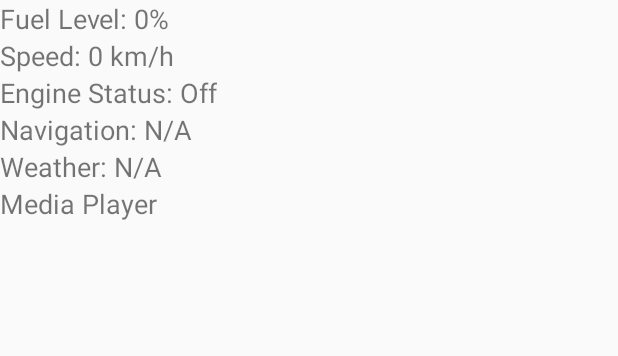
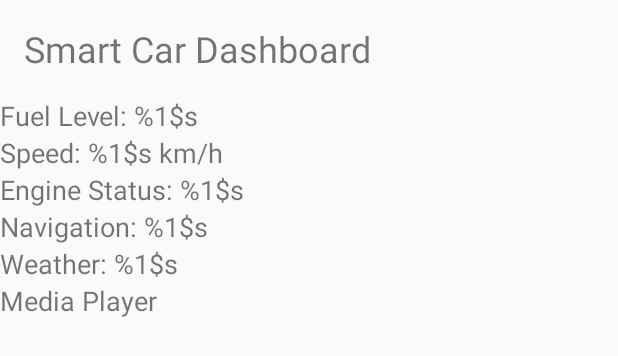
Before and after one commit to vascoosb/Smart-Car-Dashboard, an Android app built with Jetpack Compose: the layout activity_main.xml on its own in the app's theme, with its tools: preview values and no code run, on a phone screen of 412 x 824 dp. Shown: the top 356 px of the screen. Run offline under Robolectric (Android 15) with nearby library versions, the phone set to English and light mode, and no system bars.

Commit message:
Create strings.xml file and integrate in activity_main.xml

```diff
--- a/app/src/main/res/layout/activity_main.xml
+++ b/app/src/main/res/layout/activity_main.xml
@@ -1,31 +1,38 @@
 <?xml version="1.0" encoding="utf-8"?>
-<RelativeLayout xmlns:android="http://schemas.android.com/apk/res/android"
+<LinearLayout xmlns:android="http://schemas.android.com/apk/res/android"
     android:orientation="vertical"
     android:layout_width="match_parent"
     android:layout_height="match_parent">
+
+    <!-- Display App title -->
+    <TextView
+        android:id="@+id/titleTextView"
+        android:layout_width="wrap_content"
+        android:layout_height="wrap_content"
+        android:text="@string/app_name"
+        android:textSize="24sp"
+        android:layout_margin="16dp" />
 
     <!-- Display Real-time Vehicle Data -->
     <TextView
         android:id="@+id/fuelLevelTextView"
         android:layout_width="wrap_content"
         android:layout_height="wrap_content"
-        android:text="Fuel Level: 0%"
+        android:text="@string/fuel_level_label"
         android:textSize="18sp"/>
 
     <TextView
         android:id="@+id/speedTextView"
         android:layout_width="wrap_content"
         android:layout_height="wrap_content"
-        android:layout_below="@id/fuelLevelTextView"
-        android:text="Speed: 0 km/h"
+        android:text="@string/speed_label"
         android:textSize="18sp"/>
 
     <TextView
         android:id="@+id/engineStatusTextView"
         android:layout_width="wrap_content"
         android:layout_height="wrap_content"
-        android:layout_below="@id/speedTextView"
-        android:text="Engine Status: Off"
+        android:text="@string/engine_status_label"
         android:textSize="18sp"/>
 
     <!-- Navigation and Weather Information -->
@@ -33,16 +40,14 @@
         android:id="@+id/navigationTextView"
         android:layout_width="wrap_content"
         android:layout_height="wrap_content"
-        android:layout_below="@id/engineStatusTextView"
-        android:text="Navigation: N/A"
+        android:text="@string/navigation_label"
         android:textSize="18sp"/>
 
     <TextView
         android:id="@+id/weatherTextView"
         android:layout_width="wrap_content"
         android:layout_height="wrap_content"
-        android:layout_below="@id/navigationTextView"
-        android:text="Weather: N/A"
+        android:text="@string/weather_label"
         android:textSize="18sp"/>
 
     <!-- Media Player (Placeholder) -->
@@ -50,9 +55,8 @@
         android:id="@+id/mediaPlayerTextView"
         android:layout_width="wrap_content"
         android:layout_height="wrap_content"
-        android:layout_below="@id/weatherTextView"
-        android:text="Media Player"
+        android:text="@string/media_player_label"
         android:textSize="18sp"/>
 
 
-</RelativeLayout>
+</LinearLayout>
--- a/app/src/main/res/values/strings.xml
+++ b/app/src/main/res/values/strings.xml
@@ -1,3 +1,9 @@
 <resources>
     <string name="app_name">Smart Car Dashboard</string>
+    <string name="fuel_level_label">Fuel Level: %1$s</string>
+    <string name="speed_label">Speed: %1$s km/h</string>
+    <string name="engine_status_label">Engine Status: %1$s</string>
+    <string name="navigation_label">Navigation: %1$s</string>
+    <string name="weather_label">Weather: %1$s</string>
+    <string name="media_player_label">Media Player</string>
 </resources>
```
